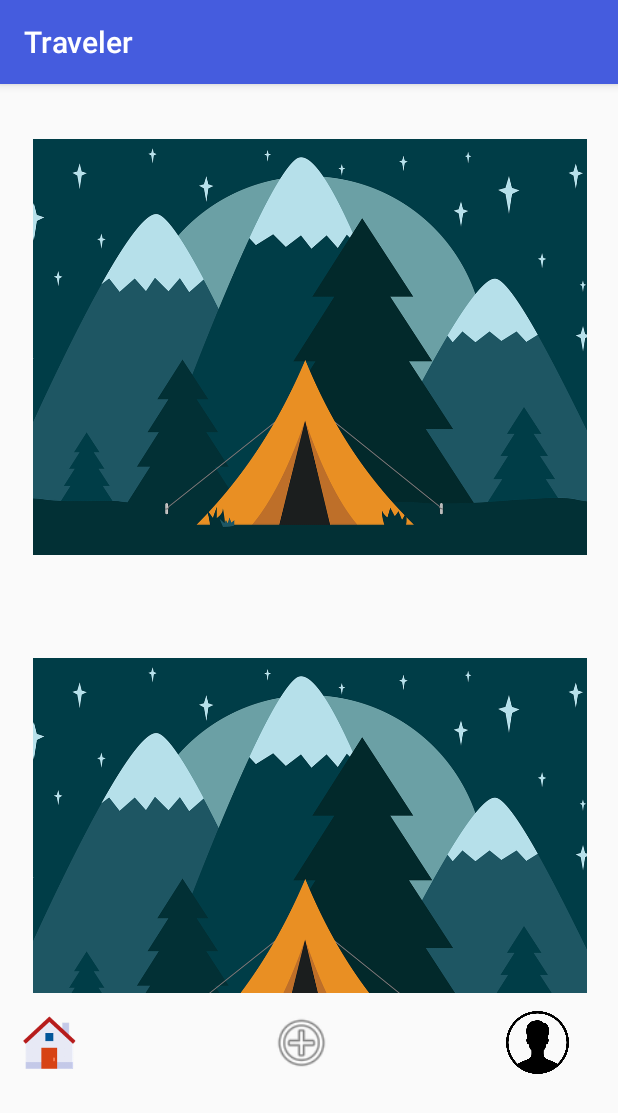
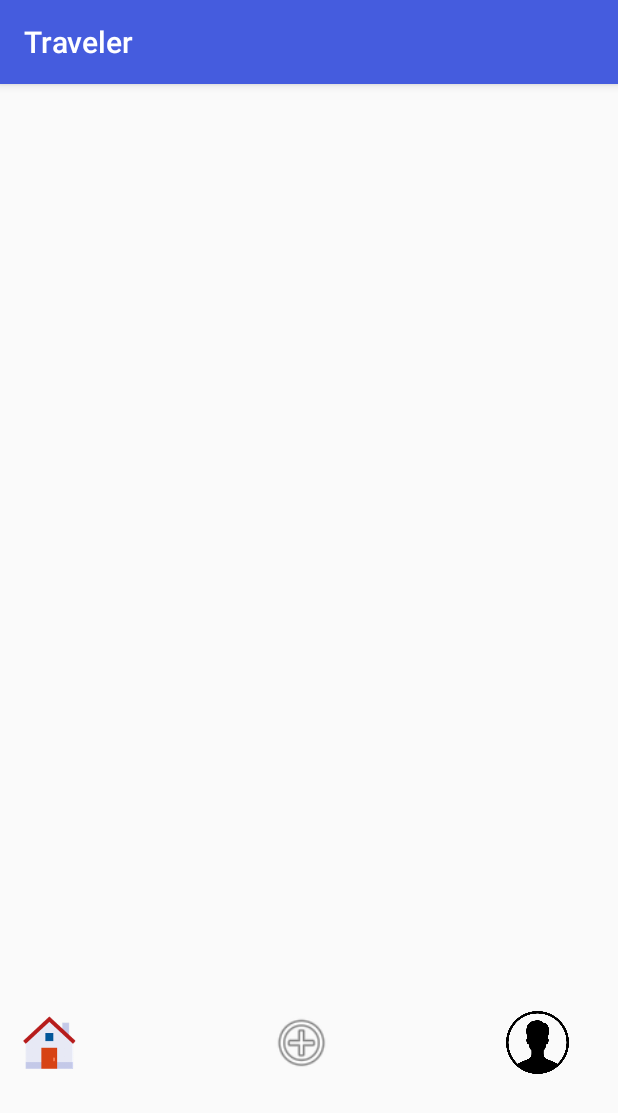
Before and after one commit to csperamune/Traveler, an Android app: the screen it shows after launch (wall), on a phone screen of 412 x 824 dp. Shown: the top 1113 px of the screen. Run offline under Robolectric (Android 15) with nearby library versions, the phone set to English and light mode, and no system bars; our stand-ins replace Firebase (no records; nobody signed in at launch, a user with empty details on screens opened directly).

Commit message:
View image

```diff
--- a/app/build.gradle
+++ b/app/build.gradle
@@ -34,6 +34,7 @@ dependencies {
     implementation 'com.google.firebase:firebase-database:16.0.4'
     implementation 'com.google.firebase:firebase-storage:16.0.4'
     implementation 'com.google.firebase:firebase-firestore:17.1.2'
+    implementation 'com.squareup.picasso:picasso:2.5.2'
     implementation 'androidx.legacy:legacy-support-v4:1.0.0'
     implementation 'com.google.firebase:firebase-core:16.0.4'
     testImplementation 'junit:junit:4.12'
--- a/app/src/main/java/com/example/traveler/imgData.java
+++ b/app/src/main/java/com/example/traveler/imgData.java
@@ -9,26 +9,32 @@ public class imgData {
 
     }
 
+    //Get image title
     public String getTitle() {
         return title;
     }
 
+    //Set the image title
     public void setTitle(String title) {
         this.title = title;
     }
 
+    //Get image location
     public String getLocation() {
         return location;
     }
 
+    //Set the image location
     public void setLocation(String location) {
         this.location = location;
     }
 
+    //Get image id
     public String getImgId() {
         return imgId;
     }
 
+    //Set image id (image id is the image URI)
     public void setImgId(String imgId) {
         this.imgId = imgId;
     }
--- a/app/src/main/java/com/example/traveler/activity_upload.java
+++ b/app/src/main/java/com/example/traveler/rowModel.java
@@ -4,11 +4,11 @@ import androidx.appcompat.app.AppCompatActivity;
 
 import android.os.Bundle;
 
-public class activity_upload extends AppCompatActivity {
+public class rowModel extends AppCompatActivity {
 
     @Override
     protected void onCreate(Bundle savedInstanceState) {
         super.onCreate(savedInstanceState);
-        setContentView(R.layout.activity_upload);
+        setContentView(R.layout.activity_row_model);
     }
 }
--- a/app/src/main/java/com/example/traveler/upload.java
+++ b/app/src/main/java/com/example/traveler/upload.java
@@ -46,7 +46,7 @@ public class upload<activity_upload> extends AppCompatActivity {
         up = (Button)findViewById(R.id.upload);
         img = (ImageView)findViewById(R.id.upimg);
         title = (EditText)findViewById(R.id.title);
-        location = (EditText)findViewById(R.id.location);
+        location = (EditText)findViewById(R.id.title);
         imgdata = new imgData();
 
         ch.setOnClickListener(new View.OnClickListener() {
--- a/app/src/main/java/com/example/traveler/wall.java
+++ b/app/src/main/java/com/example/traveler/wall.java
@@ -1,14 +1,21 @@
 package com.example.traveler;
 
 import androidx.appcompat.app.AppCompatActivity;
+import androidx.recyclerview.widget.RecyclerView;
 
 import android.content.Intent;
 import android.os.Bundle;
 import android.view.View;
 import android.widget.ImageView;
 
+import com.google.firebase.database.DatabaseReference;
+import com.google.firebase.storage.StorageReference;
+
 public class wall extends AppCompatActivity {
     private ImageView pls, usr;
+    private DatabaseReference dbreference;
+    private StorageReference storageReference;
+    private RecyclerView recyclerview;
 
     @Override
     protected void onCreate(Bundle savedInstanceState) {
--- /dev/null
+++ b/app/src/main/res/drawable/placeholdere.xml
@@ -0,0 +1,4 @@
+<?xml version="1.0" encoding="utf-8"?>
+<selector xmlns:android="http://schemas.android.com/apk/res/android">
+
+</selector>
--- a/app/src/main/res/layout/activity_wall.xml
+++ b/app/src/main/res/layout/activity_wall.xml
@@ -68,78 +68,4 @@
 
     </LinearLayout>
 
-    <ScrollView
-        android:id="@+id/scrollView2"
-        android:layout_width="wrap_content"
-        android:layout_height="606dp"
-        android:layout_marginLeft="-410dp"
-        android:layout_marginBottom="8dp"
-        app:layout_constraintBottom_toBottomOf="parent"
-        app:layout_constraintEnd_toEndOf="parent"
-        app:layout_constraintHorizontal_bias="1.0"
-        app:layout_constraintStart_toStartOf="parent"
-        app:layout_constraintTop_toTopOf="parent">
-
-        <LinearLayout
-            android:layout_width="match_parent"
-            android:layout_height="wrap_content"
-            android:orientation="vertical">
-
-            <GridLayout
-                android:layout_width="match_parent"
-                android:layout_height="match_parent"
-                android:alignmentMode="alignMargins"
-                android:columnCount="1"
-                android:columnOrderPreserved="false"
-                android:rowCount="2">
-
-                <LinearLayout
-                    android:layout_width="409dp"
-                    android:layout_height="351dp"
-                    android:gravity="center"
-                    android:orientation="vertical"
-                    android:padding="20dp">
-
-                    <ImageView
-                        android:layout_width="410dp"
-                        android:layout_height="300dp"
-                        android:layout_row="0"
-                        android:layout_column="0"
-                        android:src="@drawable/camp" />
-                </LinearLayout>
-
-                <LinearLayout
-                    android:layout_width="409dp"
-                    android:layout_height="339dp"
-                    android:gravity="center"
-                    android:orientation="vertical"
-                    android:padding="20dp">
-
-                    <ImageView
-                        android:layout_width="410dp"
-                        android:layout_height="300dp"
-                        android:layout_row="0"
-                        android:layout_column="0"
-                        android:src="@drawable/camp" />
-                </LinearLayout>
-
-                <LinearLayout
-                    android:layout_width="409dp"
-                    android:layout_height="339dp"
-                    android:gravity="center"
-                    android:orientation="vertical"
-                    android:padding="20dp">
-
-                    <ImageView
-                        android:layout_width="410dp"
-                        android:layout_height="300dp"
-                        android:layout_row="0"
-                        android:layout_column="0"
-                        android:src="@drawable/camp" />
-                </LinearLayout>
-
-            </GridLayout>
-        </LinearLayout>
-    </ScrollView>
-
 </LinearLayout>
```
Also changed, not shown: app/src/main/AndroidManifest.xml (+9 -7 lines), app/src/main/java/com/example/traveler/BlankFragment.java (deleted, +0 -64 lines), app/src/main/java/com/example/traveler/Items.java (added, +100 -0 lines), app/src/main/java/com/example/traveler/RecyclerAdapter.java (added, +100 -0 lines), app/src/main/res/layout/activity_items.xml (added, +15 -0 lines), app/src/main/res/layout/activity_row_model.xml (added, +56 -0 lines), app/src/main/res/layout/activity_upload.xml (+5 -2 lines), app/src/main/res/layout/fragment_blank.xml (deleted, +0 -14 lines).
